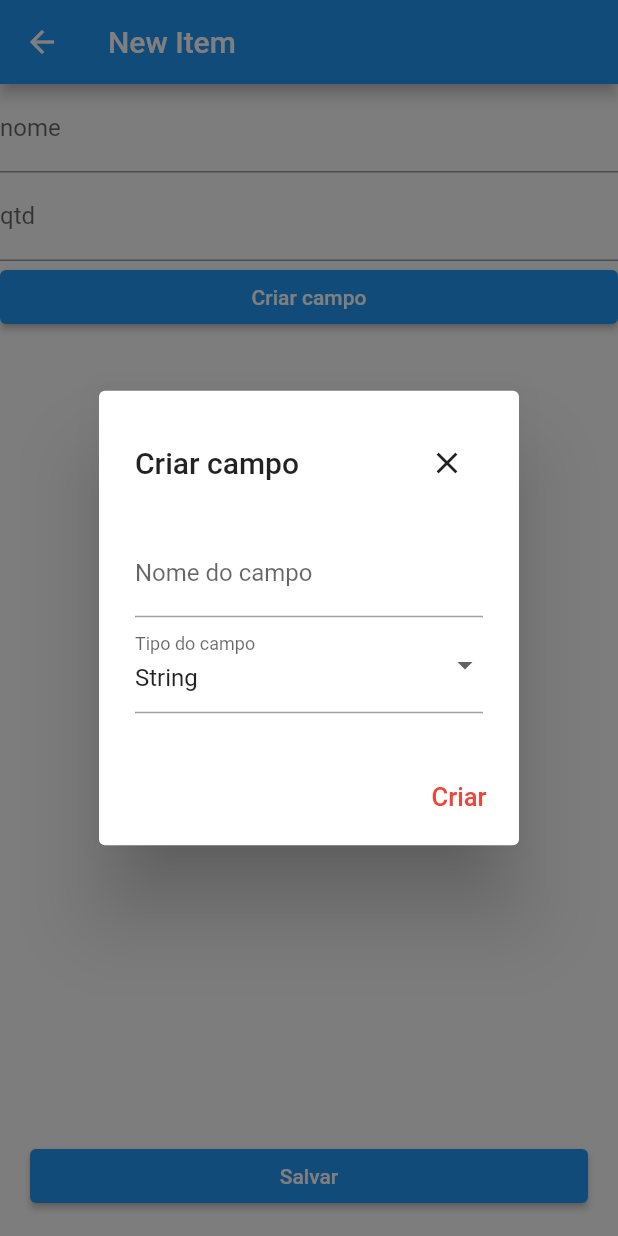
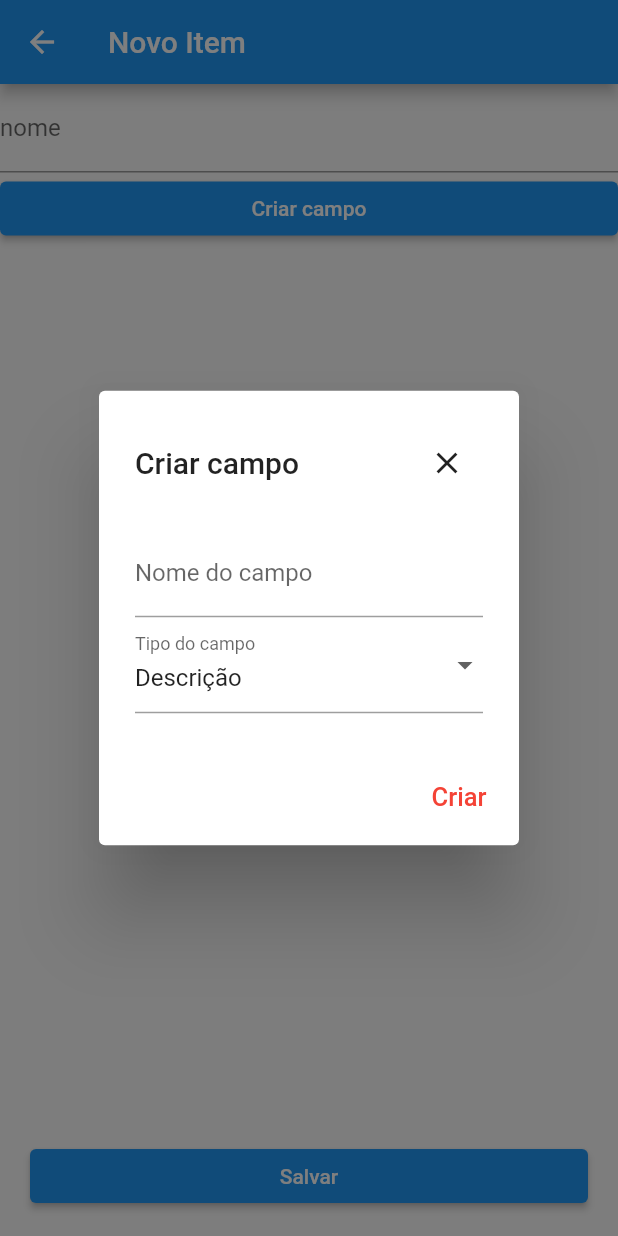
Before and after one commit to GabrielBonil/my_inventory, a Flutter app: the ItemCreatePage screen opened directly with empty values, after a tap on "Criar campo", on a phone screen of 412 x 824 dp. Run offline on Flutter 3.47's test engine with Material 2 defaults, Android fonts, the light colour scheme and no system bars; our stand-ins replace cloud_firestore, email_validator, firebase_auth, firebase_core, flutter_masked_text2, flutter_speed_dial and 1 more; accounts and stored records are empty; statements that could not run were skipped.

Commit message:
Item create: Decimal e Real
A visualização dos itens agora é scrollable;
Item create agora tem a opção de adicionar campos decimais e de BRL.
Mudança nos nomes dos campos:
     String -> Descrição
     int -> Número Inteiro
     data -> Calendário
     Número Decimal
     Reais

```diff
--- a/lib/views/item_create.dart
+++ b/lib/views/item_create.dart
@@ -2,6 +2,7 @@ import 'package:cloud_firestore/cloud_firestore.dart';
 import 'package:flutter/material.dart';
 import 'package:flutter/services.dart';
 import 'package:intl/intl.dart';
+import 'package:flutter_masked_text2/flutter_masked_text2.dart';
 
 class ItemCreatePage extends StatefulWidget {
   final String caminho;
@@ -15,9 +16,9 @@ class _ItemCreatePageState extends State<ItemCreatePage> {
   var formKey = GlobalKey<FormState>();
 
   FirebaseFirestore firestore = FirebaseFirestore.instance;
-  List<String> fieldList = ["nome", 'qtd'];
-  List<String> typeList = ["String", 'int'];
-  List valueList = ["", 0];
+  List<String> fieldList = ["nome"];
+  List<String> typeList = ["Descrição"];
+  List valueList = [""];
   final TextEditingController novoCampoController = TextEditingController();
   late String? selectedType;
 
@@ -30,14 +31,20 @@ class _ItemCreatePageState extends State<ItemCreatePage> {
     setState(() {
       fieldList.add(nome);
       typeList.add(tipo);
-      if (tipo == 'String') {
+      if (tipo == 'Descrição') {
         valueList.add('');
       }
-      if (tipo == 'int') {
+      if (tipo == 'Número Inteiro') {
         valueList.add(0);
       }
-      if (tipo == 'data'){
+      if (tipo == 'Número Decimal') {
+        valueList.add(0.0);
+      }
+      if (tipo == 'Calendário') {
         valueList.add(DateTime.now());
+      }
+      if (tipo == 'Reais') {
+        valueList.add('');
       }
     });
   }
@@ -66,7 +73,8 @@ class _ItemCreatePageState extends State<ItemCreatePage> {
     return null;
   }
 
-  Future<void> selecionarData(BuildContext context, int index, TextEditingController dataController) async {
+  Future<void> selecionarData(BuildContext context, int index,
+      TextEditingController dataController) async {
     final DateTime? novaData = await showDatePicker(
       context: context,
       initialDate: valueList[index],
@@ -89,18 +97,21 @@ class _ItemCreatePageState extends State<ItemCreatePage> {
     return SafeArea(
       child: Scaffold(
         appBar: AppBar(
-          title: const Text("New Item"),
+          title: const Text("Novo Item"),
         ),
         body: Form(
           key: formKey,
-          child: Stack(
+          child: Column(
+            mainAxisAlignment: MainAxisAlignment.end,
             children: [
-              ListView(
+              Expanded(
+                child: ListView(
+                  shrinkWrap: true,
                   children: [
                     ...List.generate(
                       fieldList.length,
                       (index) {
-                      if (typeList[index] == 'String') {
+                        if (typeList[index] == 'Descrição') {
                           return TextFormField(
                             autovalidateMode: AutovalidateMode.onUserInteraction,
                             // maxLines: 1,
@@ -113,7 +124,7 @@ class _ItemCreatePageState extends State<ItemCreatePage> {
                             validator: validarItem,
                           );
                         }
-                      if (typeList[index] == 'int') {
+                        if (typeList[index] == 'Número Inteiro') {
                           return TextFormField(
                             autovalidateMode: AutovalidateMode.onUserInteraction,
                             keyboardType: TextInputType.number,
@@ -126,20 +137,44 @@ class _ItemCreatePageState extends State<ItemCreatePage> {
                               labelText: fieldList[index],
                               hintText: fieldList[index],
                             ),
-                          onSaved: (newValue) => valueList[index] = int.parse(newValue!),
+                            onSaved: (newValue) =>
+                                valueList[index] = int.parse(newValue!),
                             validator: validarItem,
                           );
                         }
 
-                      if (typeList[index] == 'data') {
-                        late TextEditingController dataController = TextEditingController(text: DateFormat('dd/MM/yyyy').format(valueList[index]));
+                        if (typeList[index] == 'Número Decimal') {
+                          return TextFormField(
+                            autovalidateMode: AutovalidateMode.onUserInteraction,
+                            // keyboardType: TextInputType.number,
+                            inputFormatters: [
+                              FilteringTextInputFormatter.allow(RegExp(r'^\d+\,?\d{0,2}')),
+                            ],
+                            // maxLines: 1,
+                            // maxLength: 30,
+                            decoration: InputDecoration(
+                              labelText: fieldList[index],
+                              hintText: fieldList[index],
+                            ),
+                            onSaved: (newValue) =>
+                                valueList[index] = double.parse(newValue!.replaceAll(',', '.')),
+                            validator: validarItem,
+                          );
+                        }
+
+                        if (typeList[index] == 'Calendário') {
+                          late TextEditingController dataController =
+                              TextEditingController(
+                                  text: DateFormat('dd/MM/yyyy')
+                                      .format(valueList[index]));
 
                           return TextFormField(
-                          // readOnly: true,
+                            readOnly: true,
                             autovalidateMode: AutovalidateMode.onUserInteraction,
-                          keyboardType: TextInputType.datetime,
+                            // keyboardType: TextInputType.datetime,
                             inputFormatters: [
-                            FilteringTextInputFormatter.allow(RegExp(r'^[0-9\/]*$')),
+                              FilteringTextInputFormatter.allow(
+                                  RegExp(r'^[0-9\/]*$')),
                               LengthLimitingTextInputFormatter(10),
                             ],
                             controller: dataController,
@@ -152,7 +187,31 @@ class _ItemCreatePageState extends State<ItemCreatePage> {
                                 child: const Icon(Icons.calendar_today),
                               ),
                             ),
-                          onSaved: (newValue) => valueList[index] = DateFormat('dd/MM/yyyy').parse(newValue!),
+                            onTap: () {
+                              selecionarData(context, index, dataController);
+                            },
+                            onSaved: (newValue) => valueList[index] =
+                                DateFormat('dd/MM/yyyy').parse(newValue!),
+                            validator: validarItem,
+                          );
+                        }
+
+                        if (typeList[index] == 'Reais'){
+                          var moneyController = MoneyMaskedTextController(decimalSeparator: ',', thousandSeparator: '.', leftSymbol: 'R\$', precision: 2);
+                          return TextFormField(
+                            autovalidateMode: AutovalidateMode.onUserInteraction,
+                            keyboardType: TextInputType.number,
+                            controller: moneyController,
+                            // maxLines: 1,
+                            // maxLength: 30,
+                            decoration: InputDecoration(
+                              labelText: fieldList[index],
+                              hintText: fieldList[index],
+                            ),
+                            inputFormatters: [
+                              FilteringTextInputFormatter.digitsOnly,
+                            ],
+                            onSaved: (newValue) => valueList[index] = newValue!,
                             validator: validarItem,
                           );
                         }
@@ -165,7 +224,7 @@ class _ItemCreatePageState extends State<ItemCreatePage> {
                           40, //width: double.infinity,
                       child: ElevatedButton(
                         onPressed: () {
-                        selectedType = 'String';
+                          selectedType = 'Descrição';
                           showGeneralDialog(
                             context: context,
                             pageBuilder: (ctx, a1, a2) {
@@ -200,7 +259,7 @@ class _ItemCreatePageState extends State<ItemCreatePage> {
                                       ),
                                       DropdownButtonFormField<String>(
                                         value: selectedType,
-                                      items: ['String', 'int', 'data'].map((e) {
+                                        items: ['Descrição', 'Número Inteiro', 'Número Decimal', 'Reais', 'Calendário'].map((e) {
                                           return DropdownMenuItem<String>(
                                             value: e,
                                             child: Text(e),
@@ -247,12 +306,12 @@ class _ItemCreatePageState extends State<ItemCreatePage> {
                         child: const Text("Criar campo"),
                       ),
                     ),
+                    const SizedBox(height: 32),
                   ],
                 ),
+              ),
               // Botão salvar
-              Align(
-                alignment: Alignment.bottomCenter,
-                child: Padding(
+              Padding(
                 padding: const EdgeInsets.all(16.0),
                 child: SizedBox(
                   width: MediaQuery.of(context).size.width -
@@ -263,7 +322,6 @@ class _ItemCreatePageState extends State<ItemCreatePage> {
                   ),
                 ),
               ),
-              )
             ],
           ),
         ),
--- a/pubspec.yaml
+++ b/pubspec.yaml
@@ -37,7 +37,7 @@ dependencies:
   fluttertoast: ^8.0.8
   email_validator: '^2.1.16'
   flutter_speed_dial: ^7.0.0
-
+  flutter_masked_text2: ^0.9.1
   # The following adds the Cupertino Icons font to your application.
   # Use with the CupertinoIcons class for iOS style icons.
   cupertino_icons: ^1.0.2
```
Also changed, not shown: lib/components/show_item_modal.dart (+28 -21 lines), pubspec.lock. Lines whose indentation alone changed are shown as unchanged.
